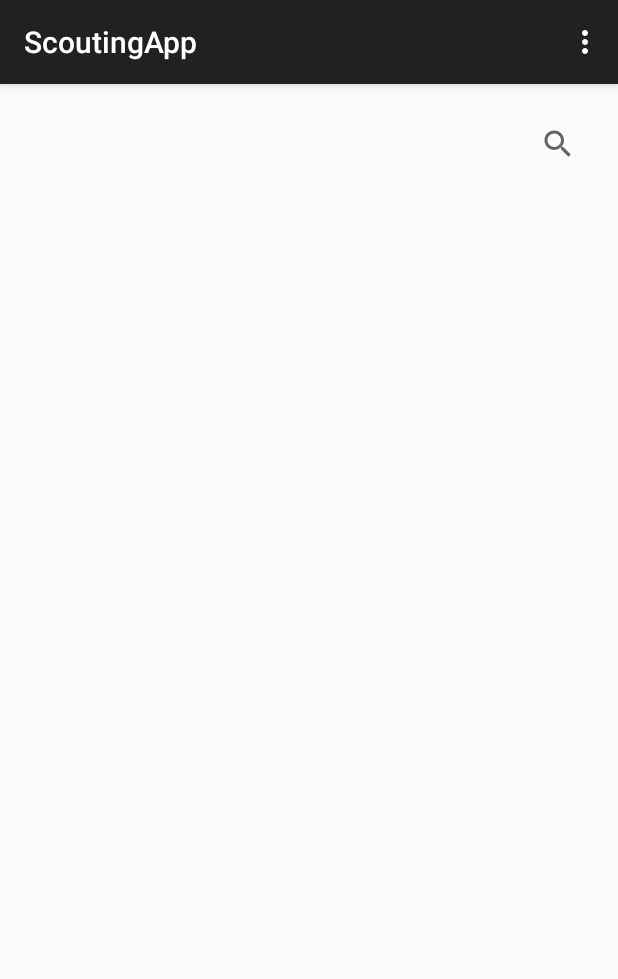
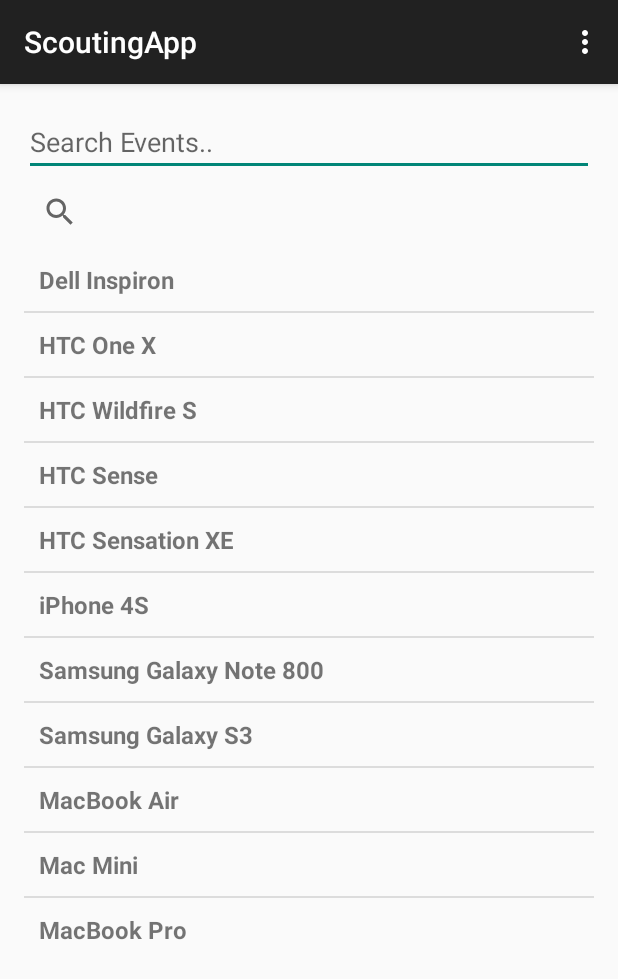
Before and after one commit to SuperiorNyx/ScoutingApp, an Android app: the screen it shows after launch (MainActivity), on a phone screen of 412 x 824 dp. Shown: the top 979 px of the screen. Run offline under Robolectric (Android 15) with nearby library versions, the phone set to English and light mode, and no system bars.

Commit message:
demo code

```diff
--- a/app/src/main/java/scoutingapp/ironriders/com/scoutingapp/MainActivity.java
+++ b/app/src/main/java/scoutingapp/ironriders/com/scoutingapp/MainActivity.java
@@ -2,16 +2,71 @@ package scoutingapp.ironriders.com.scoutingapp;
 
 import android.support.v7.app.ActionBarActivity;
 import android.os.Bundle;
+import android.text.Editable;
+import android.text.TextWatcher;
 import android.view.Menu;
 import android.view.MenuItem;
+import android.widget.ArrayAdapter;
+import android.widget.EditText;
+import android.widget.ListView;
+
+import java.util.ArrayList;
+import java.util.HashMap;
 
 
 public class MainActivity extends ActionBarActivity {
 
+    // List view
+    private ListView lv;
+
+    // Listview Adapter
+    ArrayAdapter<String> adapter;
+
+    // Search EditText
+    EditText inputSearch;
+
+
+    // ArrayList for Listview
+    ArrayList<HashMap<String, String>> productList;
+
     @Override
-    protected void onCreate(Bundle savedInstanceState) {
+    public void onCreate(Bundle savedInstanceState) {
         super.onCreate(savedInstanceState);
         setContentView(R.layout.activity_main);
+
+        // Listview Data
+        String products[] = {"Dell Inspiron", "HTC One X", "HTC Wildfire S", "HTC Sense", "HTC Sensation XE",
+                "iPhone 4S", "Samsung Galaxy Note 800",
+                "Samsung Galaxy S3", "MacBook Air", "Mac Mini", "MacBook Pro"};
+
+        lv = (ListView) findViewById(R.id.listView);
+        inputSearch = (EditText) findViewById(R.id.inputSearch);
+
+        // Adding items to listview
+        adapter = new ArrayAdapter<String>(this, R.layout.event_list_item, R.id.product_name, products);
+        lv.setAdapter(adapter);
+
+        inputSearch.addTextChangedListener(new TextWatcher() {
+
+            @Override
+            public void onTextChanged(CharSequence cs, int arg1, int arg2, int arg3) {
+                // When user changed the Text
+                MainActivity.this.adapter.getFilter().filter(cs);
+            }
+
+            @Override
+            public void beforeTextChanged(CharSequence arg0, int arg1, int arg2,
+                                          int arg3) {
+                // TODO Auto-generated method stub
+
+            }
+
+            @Override
+            public void afterTextChanged(Editable arg0) {
+                // TODO Auto-generated method stub
+            }
+        });
+
     }
 
 
--- a/app/src/main/res/layout/activity_main.xml
+++ b/app/src/main/res/layout/activity_main.xml
@@ -1,9 +1,22 @@
-<RelativeLayout xmlns:android="http://schemas.android.com/apk/res/android"
-    xmlns:tools="http://schemas.android.com/tools" android:layout_width="match_parent"
-    android:layout_height="match_parent" android:paddingLeft="@dimen/activity_horizontal_margin"
+<LinearLayout xmlns:android="http://schemas.android.com/apk/res/android"
+    xmlns:tools="http://schemas.android.com/tools" android:orientation="vertical"   android:layout_width="fill_parent"
+    android:layout_height="fill_parent" android:paddingLeft="@dimen/activity_horizontal_margin"
     android:paddingRight="@dimen/activity_horizontal_margin"
     android:paddingTop="@dimen/activity_vertical_margin"
     android:paddingBottom="@dimen/activity_vertical_margin" tools:context=".MainActivity">
+
+    <EditText android:id="@+id/inputSearch"
+        android:layout_width="fill_parent"
+        android:layout_height="wrap_content"
+        android:hint="Search Events.."
+        android:inputType="textVisiblePassword"/>
+
+    <SearchView
+        android:layout_width="wrap_content"
+        android:layout_height="wrap_content"
+        android:id="@+id/searchView"
+        android:layout_alignTop="@+id/searchView"
+        android:layout_alignEnd="@+id/listView" />
 
     <ListView
         android:layout_width="wrap_content"
@@ -11,11 +24,4 @@
         android:id="@+id/listView"
         android:layout_below="@+id/searchView"
         android:layout_alignParentStart="true" />
-
-    <SearchView
-        android:layout_width="wrap_content"
-        android:layout_height="wrap_content"
-        android:id="@+id/searchView"
-        android:layout_alignTop="@+id/searchView"
-        android:layout_alignEnd="@+id/listView" />
-</RelativeLayout>
+</LinearLayout>
--- /dev/null
+++ b/app/src/main/res/layout/event_list_item.xml
@@ -0,0 +1,17 @@
+<?xml version="1.0" encoding="utf-8"?>
+<LinearLayout xmlns:android="http://schemas.android.com/apk/res/android"
+    android:layout_width="match_parent"
+    android:layout_height="match_parent"
+    android:orientation="vertical" >
+
+    <!-- Single ListItem -->
+
+    <!-- Product Name -->
+    <TextView android:id="@+id/product_name"
+        android:layout_width="fill_parent"
+        android:layout_height="wrap_content"
+        android:padding="10dip"
+        android:textSize="16dip"
+        android:textStyle="bold"/>
+
+</LinearLayout>
```
Also changed, not shown: 1 other file.
